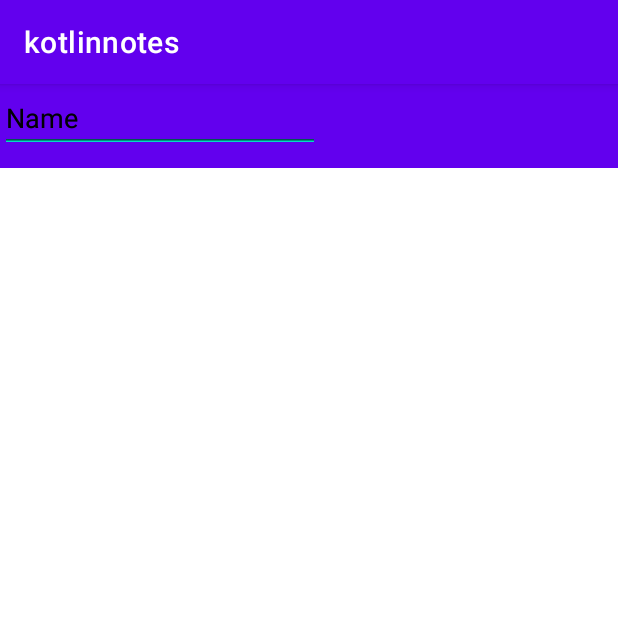
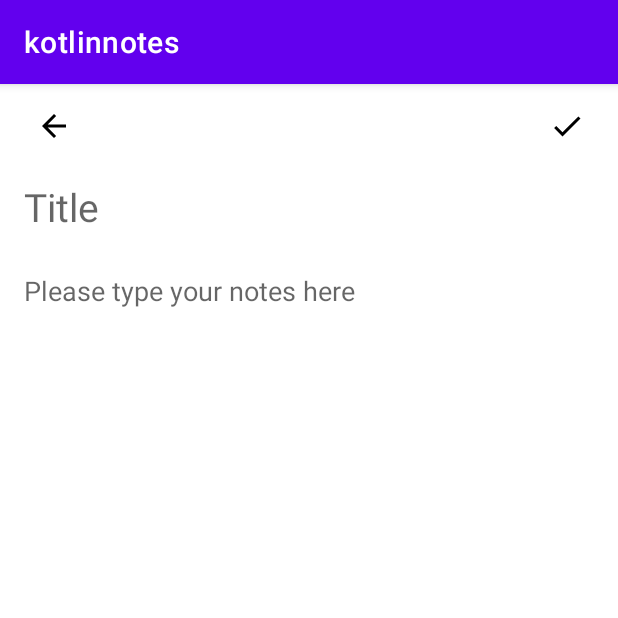
Before and after one commit to hftamayo/kotlinnotes, an Android app: the AddNote screen opened directly, with no data from a screen before it, on a phone screen of 412 x 824 dp, the top half of it. Run offline under Robolectric (Android 15) with nearby library versions, the phone set to English and light mode, and no system bars.

Commit message:
arranging objects for data input

```diff
--- a/app/src/main/res/layout/activity_add_note.xml
+++ b/app/src/main/res/layout/activity_add_note.xml
@@ -8,34 +8,68 @@
 
     <androidx.appcompat.widget.Toolbar
         android:id="@+id/toolbar"
-        android:layout_width="match_parent"
+        android:layout_width="0dp"
         android:layout_height="wrap_content"
-        android:background="?attr/colorPrimary"
+        android:background="#FFFFFF"
         android:minHeight="?attr/actionBarSize"
-        android:theme="?attr/actionBarTheme">
+        android:theme="?attr/actionBarTheme"
+        app:layout_constraintEnd_toEndOf="parent"
+        app:layout_constraintStart_toStartOf="parent"
+        app:layout_constraintTop_toTopOf="parent">
 
         <RelativeLayout
             android:layout_width="wrap_content"
             android:layout_height="wrap_content">
 
+            <ImageView
+                android:id="@+id/img_back_arrow"
+                android:layout_width="wrap_content"
+                android:layout_height="wrap_content"
+                android:padding="8dp"
+                app:srcCompat="@drawable/baseline_arrow_back_24" />
+
+            <ImageView
+                android:id="@+id/img_check"
+                android:layout_width="wrap_content"
+                android:layout_height="wrap_content"
+                android:layout_alignParentEnd="true"
+                android:layout_marginEnd="14dp"
+                android:padding="8dp"
+                app:srcCompat="@drawable/baseline_check_24" />
         </RelativeLayout>
 
     </androidx.appcompat.widget.Toolbar>
 
     <EditText
-        android:id="@+id/editTextTextPersonName"
-        android:layout_width="wrap_content"
+        android:id="@+id/et_title"
+        android:layout_width="0dp"
         android:layout_height="wrap_content"
+        android:layout_marginStart="16dp"
+        android:layout_marginTop="8dp"
+        android:layout_marginEnd="16dp"
+        android:background="@null"
         android:ems="10"
         android:inputType="textPersonName"
-        android:text="Name" />
+        android:hint="Title"
+        android:textSize="26sp"
+        app:layout_constraintEnd_toEndOf="parent"
+        app:layout_constraintStart_toStartOf="parent"
+        app:layout_constraintTop_toBottomOf="@+id/toolbar" />
 
     <EditText
-        android:id="@+id/editTextTextPersonName2"
-        android:layout_width="wrap_content"
-        android:layout_height="wrap_content"
+        android:id="@+id/et_note"
+        android:layout_width="0dp"
+        android:layout_height="0dp"
+        android:layout_marginTop="26dp"
         android:ems="10"
         android:inputType="textPersonName"
-        android:text="Name" />
+        android:gravity="top"
+        android:hint="Please type your notes here"
+        android:lineSpacingMultiplier="1.8"
+        android:background="@null"
+        app:layout_constraintBottom_toBottomOf="parent"
+        app:layout_constraintEnd_toEndOf="@+id/et_title"
+        app:layout_constraintStart_toStartOf="@+id/et_title"
+        app:layout_constraintTop_toBottomOf="@+id/et_title" />
 
 </androidx.constraintlayout.widget.ConstraintLayout>
```
